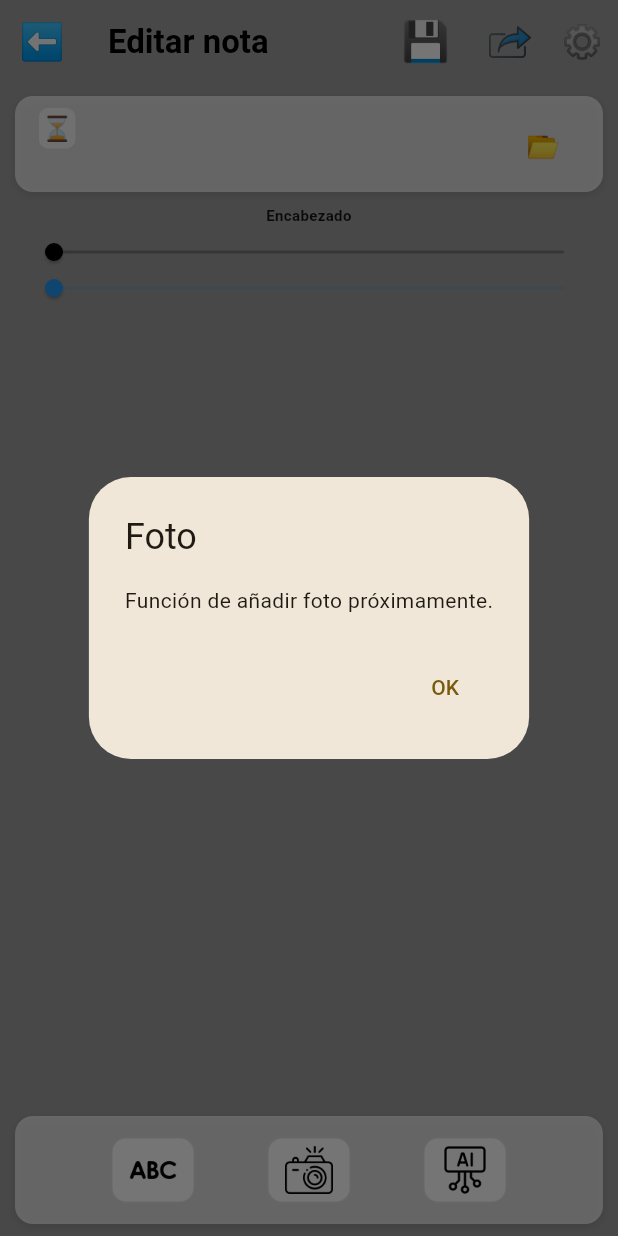
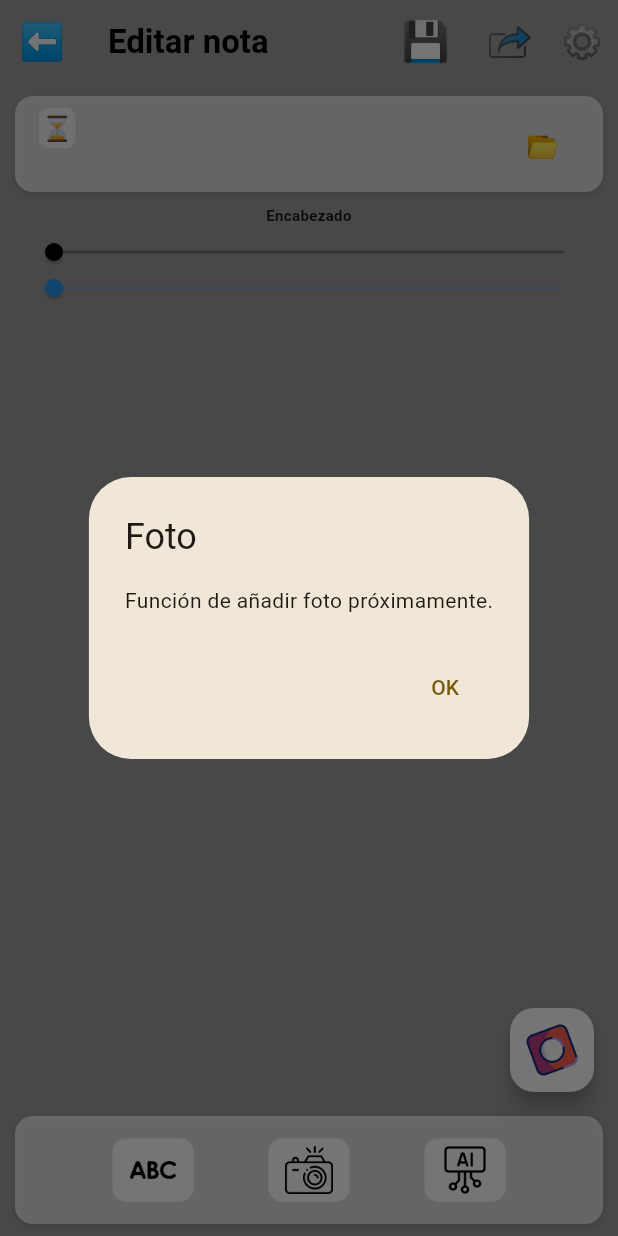
Before and after one commit to alfonso653/NOTAS, a Flutter app: the NoteEditScreen screen opened directly with empty values, item 2 of the bottom bar chosen, on a phone screen of 412 x 824 dp. Run offline on Flutter 3.47's test engine with Material 3 defaults, Android fonts, the phone set to English and light mode, and no system bars; drawn by our look-alikes of auto_size_text; our stand-ins replace pdf, share_plus, shared_preferences; accounts and stored records are empty.

Commit message:
feat: botón flotante de audio con gif, restaurada funcionalidad barra inferior

```diff
--- a/lib/notes_module.dart
+++ b/lib/notes_module.dart
@@ -1257,6 +1257,32 @@ class _NoteEditScreenState extends State<NoteEditScreen>
           ),
         ),
       ),
+      // ======= BOTÓN FLOTANTE MICRÓFONO =======
+      floatingActionButton: FloatingActionButton(
+        heroTag: 'audio_mic',
+        backgroundColor: Colors.white,
+        child: Image.asset(
+          'assets/audio.gif',
+          width: 40,
+          height: 40,
+        ),
+        onPressed: () {
+          showDialog(
+            context: context,
+            builder: (ctx) => AlertDialog(
+              title: const Text('Grabar audio'),
+              content: const Text('Función de grabar audio próximamente.'),
+              actions: [
+                TextButton(
+                  onPressed: () => Navigator.pop(ctx),
+                  child: const Text('OK'),
+                ),
+              ],
+            ),
+          );
+        },
+      ),
+      floatingActionButtonLocation: FloatingActionButtonLocation.endFloat,
     );
   }
 }
--- a/pubspec.yaml
+++ b/pubspec.yaml
@@ -32,6 +32,7 @@ flutter:
     - assets/mas.png
     - assets/nota.gif
     - assets/pendientes.gif
+    - assets/audio.gif
     - assets/compartir.png
     - assets/fonts/Nunito-Bold.ttf
     - assets/fonts/Nunito-BoldItalic.ttf
```
Also changed, not shown: assets/audio.gif (added).
